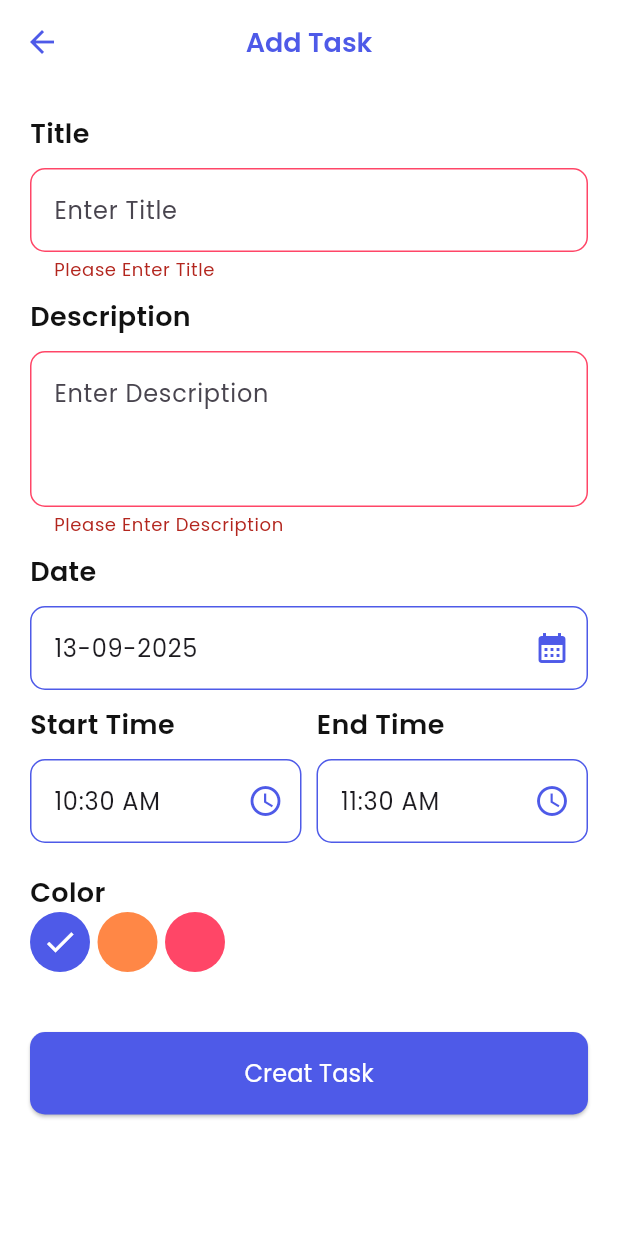
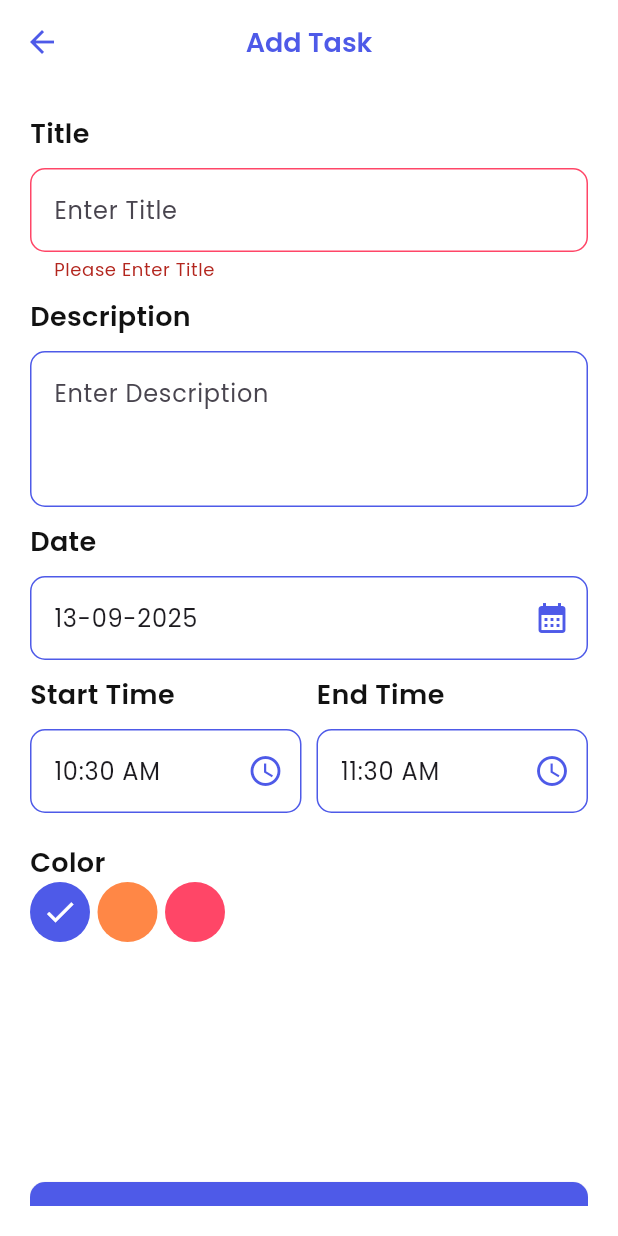
Before and after one commit to Moataz-Elgazzar/Taskati_APP, a Flutter app: the AddTaskScreen screen opened directly, after a tap on "Creat Task", on a phone screen of 412 x 824 dp. Run offline on Flutter 3.47's test engine with Material 3 defaults, Android fonts, the light colour scheme and no system bars; our stand-ins replace date_picker_timeline, gap, hive, hive_flutter, image_picker, lottie; accounts and stored records are empty.

Commit message:
Task (10-9-2025) lecture16

```diff
--- /dev/null
+++ b/lib/core/costants/color_task.dart
@@ -0,0 +1,5 @@
+import 'dart:ui';
+
+import 'package:taskati/core/utils/color.dart';
+
+List<Color> colors = [AppColors.blueColor, AppColors.orangeColor, AppColors.redColor];
--- /dev/null
+++ b/lib/core/models/task_model.dart
@@ -0,0 +1,27 @@
+
+
+import 'package:hive/hive.dart';
+
+part 'task_model.g.dart';
+
+@HiveType(typeId: 1)
+class TaskModel {
+  @HiveField(0)
+  String? id;
+  @HiveField(1)
+  String? title;
+  @HiveField(2)
+  String? description;
+  @HiveField(3)
+  String? date;
+  @HiveField(4)
+  String? startTime;
+  @HiveField(5)
+  String? endTime;
+  @HiveField(6)
+  int? color;
+  @HiveField(7)
+  bool? isCompleted;
+
+  TaskModel({this.id, this.title, this.description, this.date, this.startTime, this.endTime, this.color ,this.isCompleted});
+}
--- a/lib/features/add_task/pages/add_task.dart
+++ b/lib/features/add_task/pages/add_task.dart
@@ -1,11 +1,15 @@
 import 'package:flutter/material.dart';
 import 'package:gap/gap.dart';
 import 'package:intl/intl.dart';
+import 'package:taskati/core/costants/color_task.dart';
 import 'package:taskati/core/functions/navigator.dart';
+import 'package:taskati/core/models/task_model.dart';
+import 'package:taskati/core/services/local_service.dart';
 import 'package:taskati/core/text/text_style.dart';
 import 'package:taskati/core/utils/color.dart';
 import 'package:taskati/core/widgets/label_Text.dart';
 import 'package:taskati/core/widgets/main_buttom.dart';
+import 'package:taskati/features/home/pages/home_screen.dart';
 
 class AddTaskScreen extends StatefulWidget {
   const AddTaskScreen({super.key});
@@ -21,7 +25,7 @@ class _AddTaskScreenState extends State<AddTaskScreen> {
   var starttimecontroller = TextEditingController(text: DateFormat('hh:mm a').format(DateTime.now()));
   var endtimecontroller = TextEditingController(text: DateFormat('hh:mm a').format(DateTime.now().add(const Duration(hours: 1))));
   var formkey = GlobalKey<FormState>();
-  List<Color> colors = [AppColors.blueColor, AppColors.orangeColor, AppColors.redColor];
+
   int currentIndex = 0;
 
   @override
@@ -55,18 +59,7 @@ class _AddTaskScreenState extends State<AddTaskScreen> {
                   },
                 ),
                 Gap(10),
-                LabelText(
-                  controller: descriptioncontroller,
-                  hint: 'Enter Description',
-                  title: 'Description',
-                  maxLines: 3,
-                  validator: (value) {
-                    if (value == null || value.isEmpty) {
-                      return 'Please Enter Description';
-                    }
-                    return null;
-                  },
-                ),
+                LabelText(controller: descriptioncontroller, hint: 'Enter Description', title: 'Description', maxLines: 3),
                 Gap(10),
                 LabelText(
                   controller: datecontroller,
@@ -78,15 +71,8 @@ class _AddTaskScreenState extends State<AddTaskScreen> {
                       datecontroller.text = DateFormat('dd-MM-yyyy').format(selectedDate);
                     }
                   },
-
                   readOnly: true,
                   suffix: Icon(Icons.calendar_month, color: AppColors.blueColor),
-                  validator: (value) {
-                    if (value == null || value.isEmpty) {
-                      return 'Please Enter Date';
-                    }
-                    return null;
-                  },
                 ),
                 Gap(10),
                 Row(
@@ -104,12 +90,6 @@ class _AddTaskScreenState extends State<AddTaskScreen> {
                         hint: 'Enter Time',
                         title: 'Start Time',
                         suffix: Icon(Icons.access_time_outlined, color: AppColors.blueColor),
-                        validator: (value) {
-                          if (value == null || value.isEmpty) {
-                            return 'Please Enter Time';
-                          }
-                          return null;
-                        },
                       ),
                     ),
                     Gap(10),
@@ -126,12 +106,6 @@ class _AddTaskScreenState extends State<AddTaskScreen> {
                         hint: 'Enter Time',
                         title: 'End Time',
                         suffix: Icon(Icons.access_time_outlined, color: AppColors.blueColor),
-                        validator: (value) {
-                          if (value == null || value.isEmpty) {
-                            return 'Please Enter Time';
-                          }
-                          return null;
-                        },
                       ),
                     ),
                   ],
@@ -158,12 +132,30 @@ class _AddTaskScreenState extends State<AddTaskScreen> {
                   }),
                 ),
                 Gap(40),
-                MainButtom(
-                  text: 'Creat Task',
-                  onPressed: () {
-                    if (formkey.currentState!.validate()) {}
-                  },
-                  width: double.infinity,
+                Padding(
+                  padding: const EdgeInsets.only(top: 120),
+                  child: MainButtom(
+                    text: 'Creat Task',
+                    onPressed: () async {
+                      if (formkey.currentState!.validate()) {
+                        String id = titlecontroller.text + datecontroller.text + endtimecontroller.text;
+                        await LocalHelper.putTask(
+                            id,
+                            TaskModel(
+                              id: id,
+                              title: titlecontroller.text,
+                              description: descriptioncontroller.text,
+                              date: datecontroller.text,
+                              startTime: starttimecontroller.text,
+                              endTime: endtimecontroller.text,
+                              color: currentIndex,
+                              isCompleted: false,
+                            ));
+                        pushAndRemoveUntil(context, HomeScreen());
+                      }
+                    },
+                    width: double.infinity,
+                  ),
                 ),
               ],
             ),
```
Also changed, not shown: lib/core/services/local_service.dart (+14 -3 lines), lib/features/home/pages/home_screen.dart (+65 -4 lines), lib/features/home/widgets/task_item.dart (added, +64 -0 lines), lib/features/profile/edit_profile.dart (added, +166 -0 lines), lib/features/upload/pages/upload.dart (+7 -1 lines), pubspec.yaml (+7 -1 lines), lib/core/models/task_model.g.dart (added), pubspec.lock, screen_edit_name_image.png (added), screen_task_edit_profile.png (added), 1 other file.
